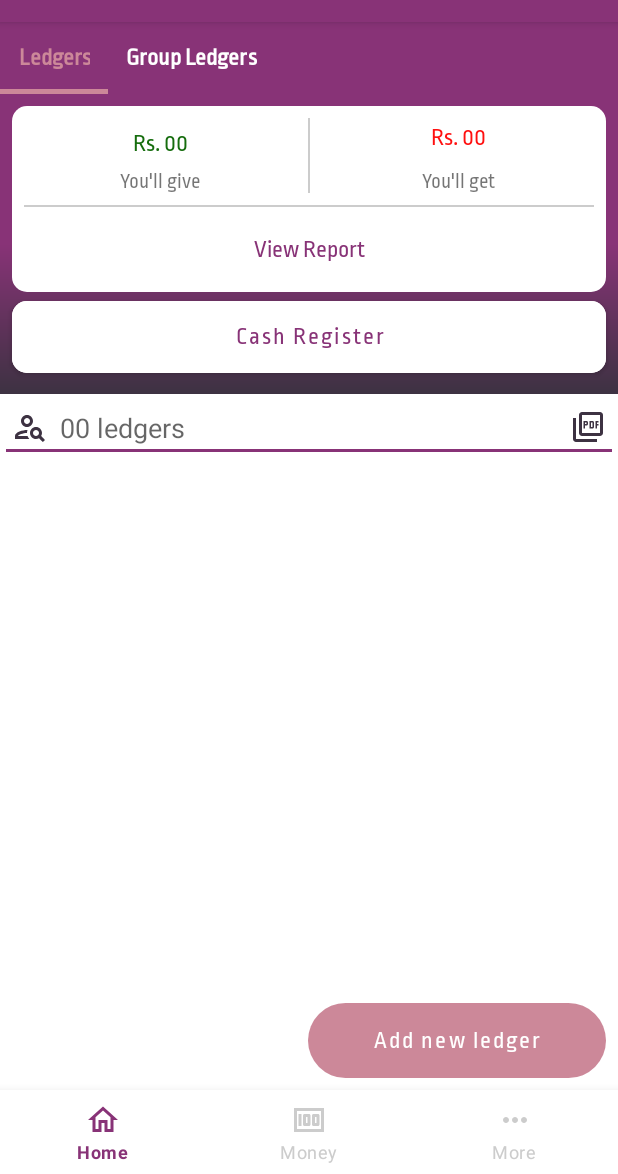
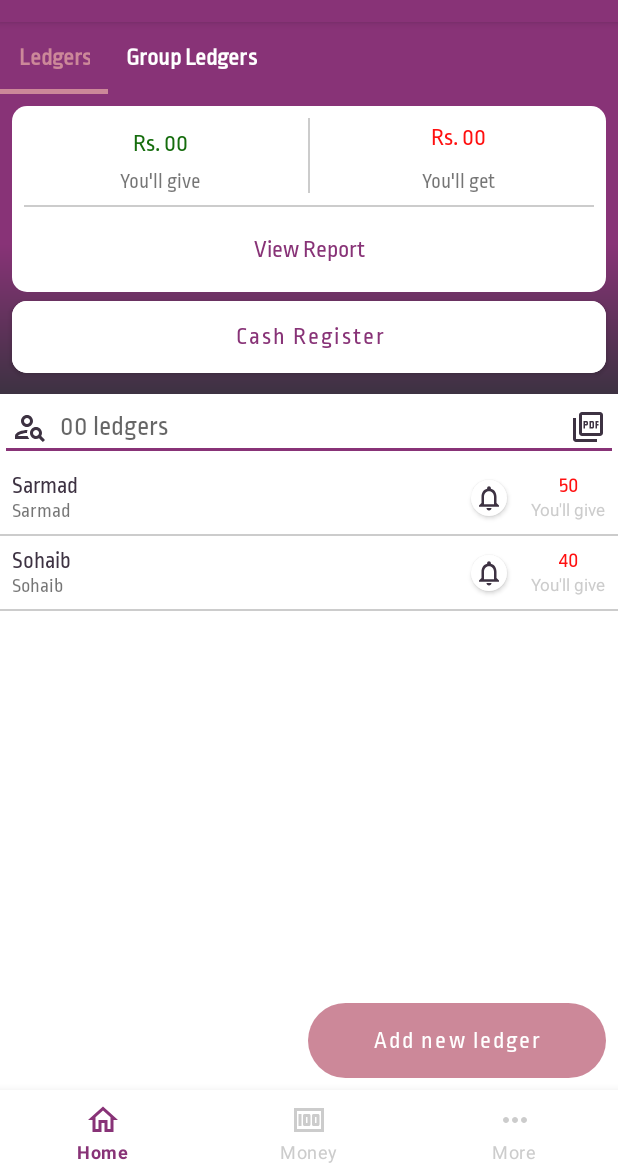
Before and after one commit to sarmad-sohaib/LedgerO, an Android app: the screen it shows after launch once a user with an empty profile is signed in (MainActivity), on a phone screen of 412 x 824 dp, the part 62-1236 px from its top. Run offline under Robolectric (Android 15) with nearby library versions, the phone set to English and light mode, and no system bars; our stand-ins replace Firebase (no records; nobody signed in at launch, a user with empty details on screens opened directly).

Commit message:
Added recycler view in ledger fragment

```diff
--- a/app/src/main/java/com/ledgero/models/PagerAdapter.kt
+++ b/app/src/main/java/com/ledgero/adapters/PagerAdapter.kt
@@ -1,4 +1,4 @@
-package com.ledgero.models
+package com.ledgero.adapters
 
 import androidx.fragment.app.Fragment
 import androidx.fragment.app.FragmentManager
--- /dev/null
+++ b/app/src/main/java/com/ledgero/adapters/RecyclerViewAdapter.kt
@@ -0,0 +1,55 @@
+package com.ledgero.adapters
+
+import android.view.LayoutInflater
+import android.view.View
+import android.view.ViewGroup
+import android.widget.Button
+import android.widget.TextView
+import androidx.recyclerview.widget.RecyclerView
+import com.ledgero.R
+
+class RecyclerViewAdapter : RecyclerView.Adapter<RecyclerViewAdapter.ViewHolder>(){
+
+
+    private val ledgerNames = arrayOf("Sarmad", "Sohaib")
+    private val ledgerTimeStamps = arrayOf("Sarmad", "Sohaib")
+    private val ledgersMoney = arrayOf("50", "40")
+
+    override fun onCreateViewHolder(
+        parent: ViewGroup,
+        viewType: Int
+    ): RecyclerViewAdapter.ViewHolder {
+        val view = LayoutInflater.from(parent.context)
+            .inflate(R.layout.recycler_view_model, parent, false)
+
+        return ViewHolder(view)
+    }
+
+    override fun onBindViewHolder(holder: RecyclerViewAdapter.ViewHolder, position: Int) {
+        holder.ledgerName.text = ledgerNames[position]
+        holder.ledgerTimeStamp.text = ledgerTimeStamps[position]
+        holder.ledgerMoney.text = ledgersMoney[position]
+
+    }
+
+    override fun getItemCount(): Int {
+        return ledgerNames.size
+    }
+
+    inner class ViewHolder(itemView: View):RecyclerView.ViewHolder(itemView){
+        var ledgerName: TextView
+        var ledgerTimeStamp: TextView
+        var ledgerMoney: TextView
+        var ledgerDetail: TextView
+        var ledgerNotification: Button
+
+        init {
+            ledgerName = itemView.findViewById(R.id.tv_ledger_name)
+            ledgerTimeStamp = itemView.findViewById(R.id.tv_time_stamp)
+            ledgerMoney = itemView.findViewById(R.id.tv_money)
+            ledgerDetail = itemView.findViewById(R.id.tv_detail)
+            ledgerNotification = itemView.findViewById(R.id.bt_notification_send)
+        }
+
+    }
+}
--- a/app/src/main/java/com/ledgero/fragments/HomeFragment.kt
+++ b/app/src/main/java/com/ledgero/fragments/HomeFragment.kt
@@ -8,7 +8,7 @@ import androidx.fragment.app.Fragment
 import androidx.viewpager.widget.ViewPager
 import com.google.android.material.tabs.TabLayout
 import com.ledgero.R
-import com.ledgero.models.PagerAdapter
+import com.ledgero.adapters.PagerAdapter
 
 class HomeFragment : Fragment() {
 
--- a/app/src/main/java/com/ledgero/fragments/LedgersFragment.kt
+++ b/app/src/main/java/com/ledgero/fragments/LedgersFragment.kt
@@ -5,12 +5,19 @@ import android.os.Bundle
 import android.view.LayoutInflater
 import android.view.View
 import android.view.ViewGroup
+import androidx.constraintlayout.widget.ConstraintLayout
 import androidx.fragment.app.Fragment
+import androidx.recyclerview.widget.LinearLayoutManager
+import androidx.recyclerview.widget.RecyclerView
 import com.google.android.material.button.MaterialButton
 import com.google.android.material.internal.ContextUtils.getActivity
 import com.ledgero.R
+import com.ledgero.adapters.RecyclerViewAdapter
 import kotlinx.android.synthetic.main.fragment_ledgers.*
 class LedgersFragment : Fragment() {
+
+    private var layoutManager: RecyclerView.LayoutManager? = null
+    private var adapter: RecyclerView.Adapter<RecyclerViewAdapter.ViewHolder>? = null
 
     override fun onCreateView(
         inflater: LayoutInflater, container: ViewGroup?,
@@ -20,6 +27,15 @@ class LedgersFragment : Fragment() {
         var view =  inflater.inflate(R.layout.fragment_ledgers, container, false)
         var dialog = CustomDialogFragment()
         var bt = view.findViewById<MaterialButton>(R.id.bt_add_new_ledger)
+        var rv = view.findViewById<RecyclerView>(R.id.rv_ledgers)
+
+
+        layoutManager = LinearLayoutManager(context)
+        rv.layoutManager = layoutManager
+
+        adapter = RecyclerViewAdapter()
+        rv.adapter = adapter
+
 
         bt.setOnClickListener(){
             dialog.show(childFragmentManager, "CustomDialog")
--- /dev/null
+++ b/app/src/main/res/drawable/ic_outline_notifications_20.xml
@@ -0,0 +1,5 @@
+<vector android:height="20dp" android:tint="#3D3242"
+    android:viewportHeight="24" android:viewportWidth="24"
+    android:width="20dp" xmlns:android="http://schemas.android.com/apk/res/android">
+    <path android:fillColor="@android:color/white" android:pathData="M12,22c1.1,0 2,-0.9 2,-2h-4c0,1.1 0.9,2 2,2zM18,16v-5c0,-3.07 -1.63,-5.64 -4.5,-6.32L13.5,4c0,-0.83 -0.67,-1.5 -1.5,-1.5s-1.5,0.67 -1.5,1.5v0.68C7.64,5.36 6,7.92 6,11v5l-2,2v1h16v-1l-2,-2zM16,17L8,17v-6c0,-2.48 1.51,-4.5 4,-4.5s4,2.02 4,4.5v6z"/>
+</vector>
--- /dev/null
+++ b/app/src/main/res/drawable/notification_view_background.xml
@@ -0,0 +1,7 @@
+<?xml version="1.0" encoding="utf-8"?>
+<shape android:shape="rectangle" xmlns:android="http://schemas.android.com/apk/res/android">
+
+    <corners android:radius="100dp"/>
+    <solid android:color="@color/white"/>
+
+</shape>
--- a/app/src/main/res/layout/fragment_ledgers.xml
+++ b/app/src/main/res/layout/fragment_ledgers.xml
@@ -151,45 +151,31 @@
         app:layout_constraintHorizontal_bias="0.0"
         app:layout_constraintStart_toStartOf="@+id/line_horizontal_money_frag" />
 
-<!--Search bar-->
+    <!--Search bar-->
     <EditText
         android:id="@+id/tv_search_bar"
         android:layout_width="0dp"
         android:layout_height="wrap_content"
-        app:layout_constraintEnd_toEndOf="parent"
+        android:clickable="true"
+        android:drawableStart="@drawable/ic_outline_person_search_24"
+        android:drawableEnd="@drawable/ic_outline_as_pdf_24"
         android:drawablePadding="8dp"
-        android:paddingHorizontal="8dp"
         android:focusable="true"
         android:focusableInTouchMode="true"
-        android:clickable="true"
+        android:fontFamily="@font/ropa_sans_regular"
+        android:hint="@string/_00_ledgers"
+        android:paddingHorizontal="8dp"
         android:textColor="@color/blackcurrant"
-        android:hint="@string/_00_ledgers"
-        android:drawableStart="@drawable/ic_outline_person_search_24"
-        android:drawableEnd="@drawable/ic_outline_as_pdf_24"
+        app:layout_constraintEnd_toEndOf="parent"
         app:layout_constraintStart_toStartOf="parent"
         app:layout_constraintTop_toBottomOf="@+id/shape_bg_ledger_frag" />
 
-<!--    <com.google.android.material.textfield.TextInputLayout-->
-<!--        android:id="@+id/filledTextField"-->
-<!--        android:layout_width="0dp"-->
-<!--        android:layout_height="wrap_content"-->
-<!--        app:endIconDrawable="@drawable/ic_outline_as_pdf_24"-->
-<!--        app:startIconDrawable="@drawable/ic_outline_person_search_24"-->
-<!--        app:startIconTint="@color/blackcurrant"-->
-<!--        app:endIconTint="@color/blackcurrant"-->
-<!--        app:endIconMode="custom"-->
-<!--        app:layout_constraintEnd_toEndOf="parent"-->
-<!--        app:layout_constraintStart_toStartOf="parent"-->
-<!--        app:layout_constraintTop_toBottomOf="@+id/shape_bg_money_frag">-->
-
-<!--        <com.google.android.material.textfield.TextInputEditText-->
-<!--            android:id="@+id/tv_search_ledgers_frag"-->
-<!--            android:gravity="center_vertical"-->
-<!--            android:background="@android:color/transparent"-->
-<!--            android:textColor="@color/blackcurrant"-->
-<!--            android:layout_width="match_parent"-->
-<!--            android:layout_height="wrap_content" />-->
-
-<!--    </com.google.android.material.textfield.TextInputLayout>-->
+    <androidx.recyclerview.widget.RecyclerView
+        android:id="@+id/rv_ledgers"
+        android:layout_width="0dp"
+        android:layout_height="wrap_content"
+        app:layout_constraintEnd_toEndOf="parent"
+        app:layout_constraintStart_toStartOf="parent"
+        app:layout_constraintTop_toBottomOf="@+id/tv_search_bar" />
 
 </androidx.constraintlayout.widget.ConstraintLayout>
--- /dev/null
+++ b/app/src/main/res/layout/recycler_view_model.xml
@@ -0,0 +1,85 @@
+<?xml version="1.0" encoding="utf-8"?>
+<androidx.constraintlayout.widget.ConstraintLayout xmlns:android="http://schemas.android.com/apk/res/android"
+    xmlns:app="http://schemas.android.com/apk/res-auto"
+    xmlns:tools="http://schemas.android.com/tools"
+    android:layout_width="match_parent"
+    android:layout_height="wrap_content"
+    android:clickable="true">
+
+    <TextView
+        android:id="@+id/tv_ledger_name"
+        android:layout_width="0dp"
+        android:layout_height="wrap_content"
+        android:fontFamily="@font/ropa_sans_regular"
+        android:paddingHorizontal="8dp"
+        android:paddingTop="8dp"
+        android:text="Ledger 01"
+        android:textColor="@color/blackcurrant"
+        android:textSize="15sp"
+        app:layout_constraintEnd_toStartOf="@id/bt_notification_send"
+        app:layout_constraintStart_toStartOf="parent"
+        app:layout_constraintTop_toTopOf="parent" />
+
+    <TextView
+        android:id="@+id/tv_time_stamp"
+        android:layout_width="0dp"
+        android:layout_height="wrap_content"
+        android:fontFamily="@font/ropa_sans_regular"
+        android:paddingHorizontal="8dp"
+        android:text="Thu, 20 Jan | 12:37 AM"
+        android:textSize="13sp"
+        app:layout_constraintEnd_toStartOf="@+id/bt_notification_send"
+        app:layout_constraintStart_toStartOf="@+id/tv_ledger_name"
+        app:layout_constraintTop_toBottomOf="@+id/tv_ledger_name" />
+
+    <com.google.android.material.button.MaterialButton
+        android:id="@+id/bt_notification_send"
+        android:layout_width="24dp"
+        android:layout_height="24dp"
+        android:layout_margin="16dp"
+        android:background="@drawable/notification_view_background"
+        android:elevation="5dp"
+        app:backgroundTint="@color/white"
+        app:icon="@drawable/ic_outline_notifications_20"
+        app:iconTint="@color/blackcurrant"
+        app:iconGravity="textStart"
+        app:iconPadding="0dp"
+        app:layout_constraintBottom_toTopOf="@+id/view2"
+        app:layout_constraintEnd_toStartOf="@+id/tv_detail"
+        app:layout_constraintTop_toTopOf="@+id/tv_ledger_name" />
+
+    <TextView
+        android:id="@+id/tv_money"
+        android:layout_width="wrap_content"
+        android:layout_height="wrap_content"
+        android:layout_marginTop="8dp"
+        android:fontFamily="@font/ropa_sans_regular"
+        android:text="Rs. 00"
+        android:textColor="@color/red"
+        app:layout_constraintEnd_toEndOf="@id/tv_detail"
+        app:layout_constraintStart_toStartOf="@+id/tv_detail"
+        app:layout_constraintTop_toTopOf="parent" />
+
+    <TextView
+        android:id="@+id/tv_detail"
+        android:layout_width="wrap_content"
+        android:layout_height="wrap_content"
+        android:layout_marginEnd="8dp"
+        android:layout_marginBottom="8dp"
+        android:text="@string/you_ll_give"
+        android:textColor="@color/gray"
+        android:textSize="11sp"
+        app:layout_constraintBottom_toTopOf="@+id/view2"
+        app:layout_constraintEnd_toEndOf="parent"
+        app:layout_constraintTop_toBottomOf="@+id/tv_money" />
+
+    <View
+        android:id="@+id/view2"
+        android:layout_width="0dp"
+        android:layout_height="1dp"
+        android:layout_marginVertical="8dp"
+        android:background="@color/gray"
+        app:layout_constraintEnd_toEndOf="parent"
+        app:layout_constraintStart_toStartOf="parent"
+        app:layout_constraintTop_toBottomOf="@+id/tv_time_stamp" />
+</androidx.constraintlayout.widget.ConstraintLayout>
```
